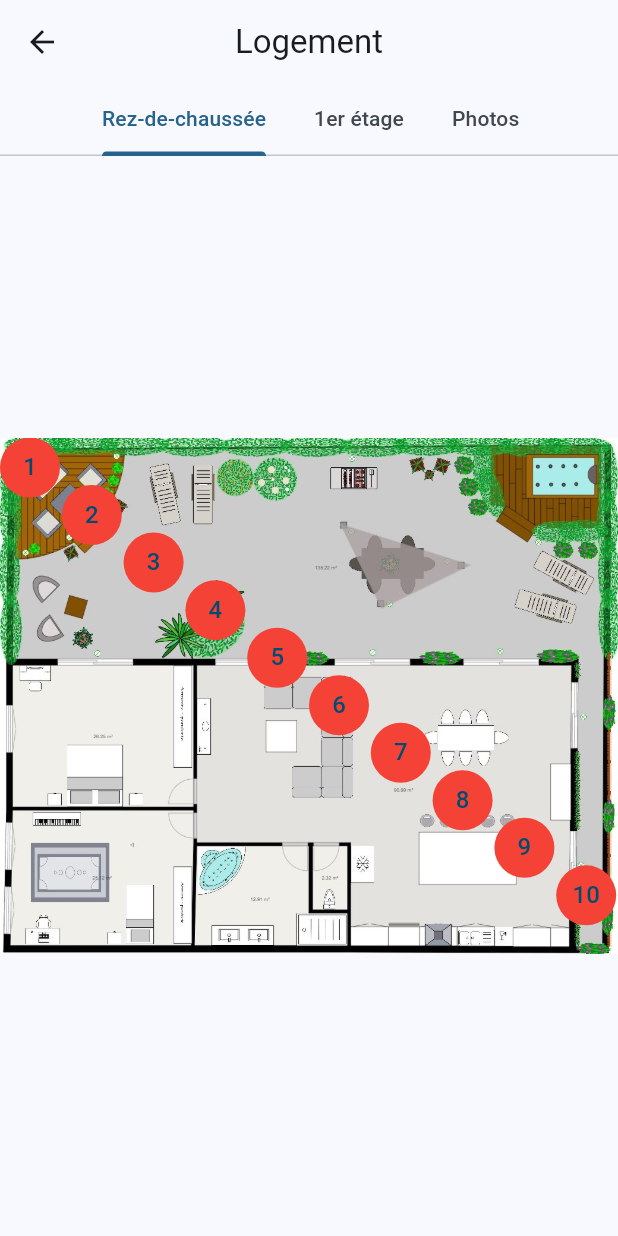
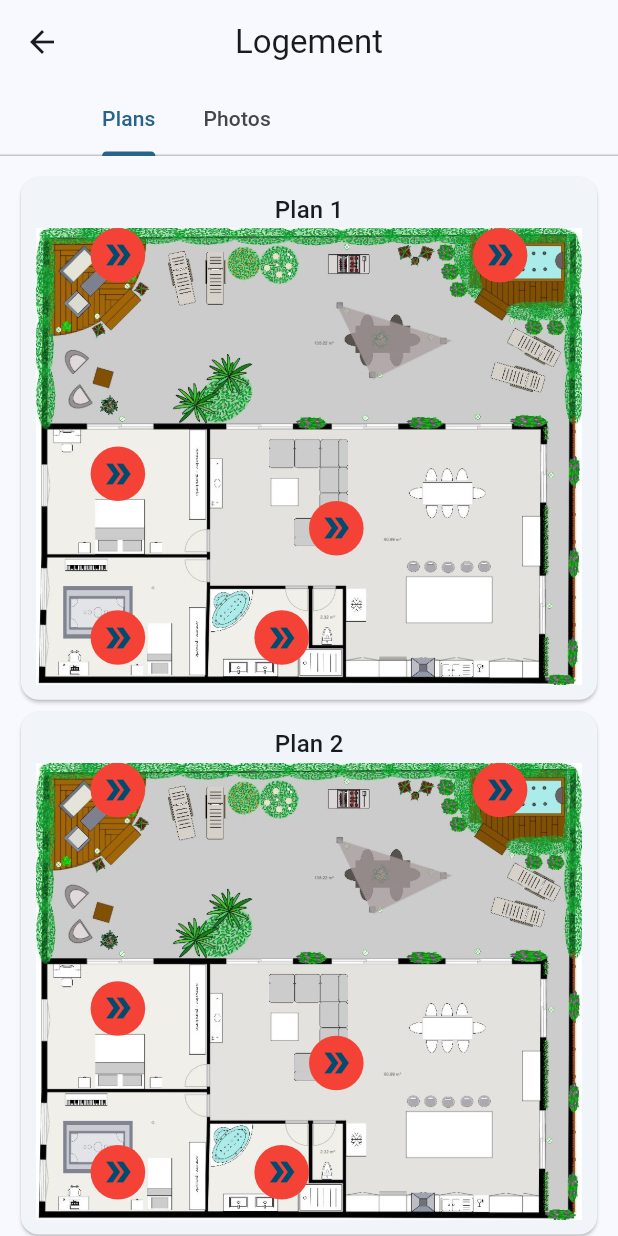
Before and after one commit to mathis47000/info-dom, a Flutter app: the HouseMapPage screen opened directly, on a phone screen of 412 x 824 dp. Run offline on Flutter 3.47's test engine with Material 2 defaults, Android fonts, the phone set to English and light mode, and no system bars; our stand-ins replace bloc, equatable, flutter_bloc, flutter_svg; missing offline and left inert: map_launcher; network calls fail.

Commit message:
well system of grid to place point on plan

```diff
--- a/lib/main.dart
+++ b/lib/main.dart
@@ -8,9 +8,9 @@ import 'package:info_dom/style/style.dart';
 void main() {
   runApp(const MyApp());
   // orientation portrait only
-  // WidgetsFlutterBinding.ensureInitialized();
-  // SystemChrome.setPreferredOrientations(
-  //     [DeviceOrientation.portraitUp, DeviceOrientation.portraitDown]);
+  WidgetsFlutterBinding.ensureInitialized();
+  SystemChrome.setPreferredOrientations(
+      [DeviceOrientation.portraitUp, DeviceOrientation.portraitDown]);
 }
 
 class MyApp extends StatelessWidget {
--- a/lib/screens/home/home_page.dart
+++ b/lib/screens/home/home_page.dart
@@ -81,6 +81,7 @@ class _MyHomePageState extends State<HomePage> {
             },
           ),
         ],
+        //change with svg logo
         leading: const Padding(
           padding: EdgeInsets.all(8.0),
           child: Image(
--- a/lib/screens/home/list_user/house_map_page.dart
+++ b/lib/screens/home/list_user/house_map_page.dart
@@ -1,23 +1,22 @@
-import 'dart:math';
-
 import 'package:flutter/material.dart';
+import 'package:flutter/services.dart';
 import 'package:info_dom/services/navigation.dart';
+import 'package:info_dom/style/style.dart';
 import 'package:info_dom/widgets/house/full_screen_image.dart';
 
 class HouseMapPage extends StatelessWidget {
-  const HouseMapPage({Key? key}) : super(key: key);
-
+  HouseMapPage({Key? key}) : super(key: key);
+  final List<int> list = [41, 71, 55, 74, 1, 8];
   @override
   Widget build(BuildContext context) {
     return DefaultTabController(
-      length: 3,
+      length: 2,
       child: Scaffold(
         appBar: AppBar(
           bottom: const TabBar(
             isScrollable: true,
             tabs: [
-              Tab(text: 'Rez-de-chaussée'),
-              Tab(text: '1er étage'),
+              Tab(text: 'Plans'),
               Tab(text: 'Photos'),
             ],
           ),
@@ -26,59 +25,75 @@ class HouseMapPage extends StatelessWidget {
         body: TabBarView(
           physics: const NeverScrollableScrollPhysics(),
           children: [
-            Center(
-              child: InteractiveViewer(
-                child: Stack(
+            ListView.builder(
+              itemCount: 2,
+              padding: padding,
+              itemBuilder: (context, index) {
+                return Card(
+                  child: Padding(
+                    padding: padding,
+                    child: Column(
+                      children: [
+                        Text('Plan ${index + 1}',
+                            style: Theme.of(context).textTheme.titleMedium),
+                        Stack(
                           children: [
                             Image.asset(
                               'assets/images/plans-maison.jpg',
                             ),
-                    // 5 point place random in the image with x and y coordinates
-                    for (var i = 0; i < 10; i++)
-                      Positioned(
-                        left: MediaQuery.of(context).size.width /
-                            10 *
-                            i.toDouble(),
-                        top: MediaQuery.of(context).size.width /
-                            13 *
-                            i.toDouble(),
-                        child: GestureDetector(
+                            //grid of positionned points
+                            Positioned.fill(
+                              child: GridView.count(
+                                crossAxisCount: 10,
+
+                                //remove scroll
+                                physics: const NeverScrollableScrollPhysics(),
+                                children: List.generate(
+                                  1000,
+                                  (index2) {
+                                    if (list.contains(index2)) {
+                                      return GestureDetector(
                                         onTap: () {
                                           navigationWithAnimation(
                                             context,
                                             FullScreenImage(
                                               pictureName:
-                                    'https://picsum.photos/400?image=${i + 1}',
+                                                  'https://picsum.photos/900/1800?image=${(index2 + 1)}',
+                                              tag:
+                                                  'Plan ${index + 1} - Point ${index2 + 1}',
                                             ),
                                           );
                                         },
                                         child: Hero(
-                            tag: 'https://picsum.photos/400?image=${i + 1}',
-                            child: CircleAvatar(
+                                          tag:
+                                              'Plan ${index + 1} - Point ${index2 + 1}',
+                                          child: const CircleAvatar(
                                             backgroundColor: Colors.red,
-                              child: Text(
-                                '${i + 1}',
+                                            child: Icon(Icons.double_arrow),
                                           ),
                                         ),
+                                      );
+                                    } else {
+                                      return Container();
+                                    }
+                                  },
                                 ),
                               ),
                             ),
                           ],
                         ),
+                      ],
                     ),
                   ),
-            InteractiveViewer(
-              child: Image.asset(
-                'assets/images/plans-maison.jpg',
+                );
+              },
             ),
-            ),
-            Padding(
-              padding: const EdgeInsets.all(8.0),
-              child: GridView.count(
+            GridView.count(
               crossAxisCount: 2,
               crossAxisSpacing: 10,
               mainAxisSpacing: 10,
-                children: List.generate(100, (index) {
+              padding: padding,
+              children: List.generate(10, (index) {
                 var picture =
                     'https://picsum.photos/900/1900?image=${index + 1}';
                 return GestureDetector(
@@ -87,6 +102,7 @@ class HouseMapPage extends StatelessWidget {
                       context,
                       FullScreenImage(
                         pictureName: picture,
+                        tag: picture,
                       ),
                     );
                   },
@@ -123,7 +139,6 @@ class HouseMapPage extends StatelessWidget {
                 );
               }),
             ),
-            ),
           ],
         ),
       ),
--- a/lib/screens/home/list_user/list_view_user.dart
+++ b/lib/screens/home/list_user/list_view_user.dart
@@ -9,9 +9,8 @@ class ListViewUser extends StatelessWidget {
 
   @override
   Widget build(BuildContext context) {
-    return Padding(
-      padding: const EdgeInsets.all(10),
-      child: ListView.builder(
+    return ListView.builder(
+      padding: padding,
       itemCount: User.getUsers().length,
       itemBuilder: (context, index) {
         return Card(
@@ -30,7 +29,6 @@ class ListViewUser extends StatelessWidget {
           ),
         );
       },
-      ),
     );
   }
 }
--- a/lib/screens/login_page.dart
+++ b/lib/screens/login_page.dart
@@ -18,7 +18,7 @@ class _LoginPageState extends State<LoginPage> {
       resizeToAvoidBottomInset: false,
       body: Container(
         decoration: const BoxDecoration(gradient: gradient),
-        padding: const EdgeInsets.all(30),
+        padding: loginpadding,
         child: SafeArea(
           child: BlocBuilder<LoginBloc, LoginState>(
             builder: (context, state) {
--- a/lib/style/style.dart
+++ b/lib/style/style.dart
@@ -10,6 +10,10 @@ const gradient = LinearGradient(
     Colors.blueAccent,
   ],
 );
+
+//primary padding
+const padding = EdgeInsets.all(10);
+const loginpadding = EdgeInsets.all(30);
 
 const trailingCard = Icon(
   Icons.arrow_forward_ios,
```
Also changed, not shown: lib/screens/home/list_user/detail_view_user.dart (+4 -4 lines), lib/screens/home/list_user/habit_view_page.dart (+10 -6 lines), lib/screens/home/list_user/list_groceries_page.dart (+98 -2 lines), lib/widgets/house/full_screen_image.dart (+7 -8 lines). Lines whose indentation alone changed are shown as unchanged.
